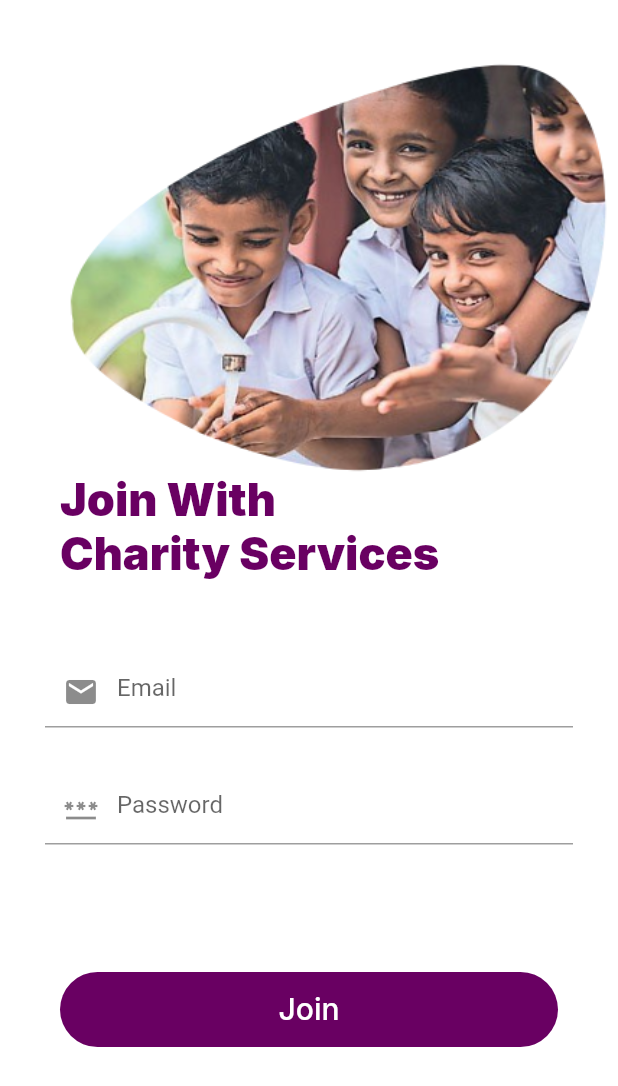
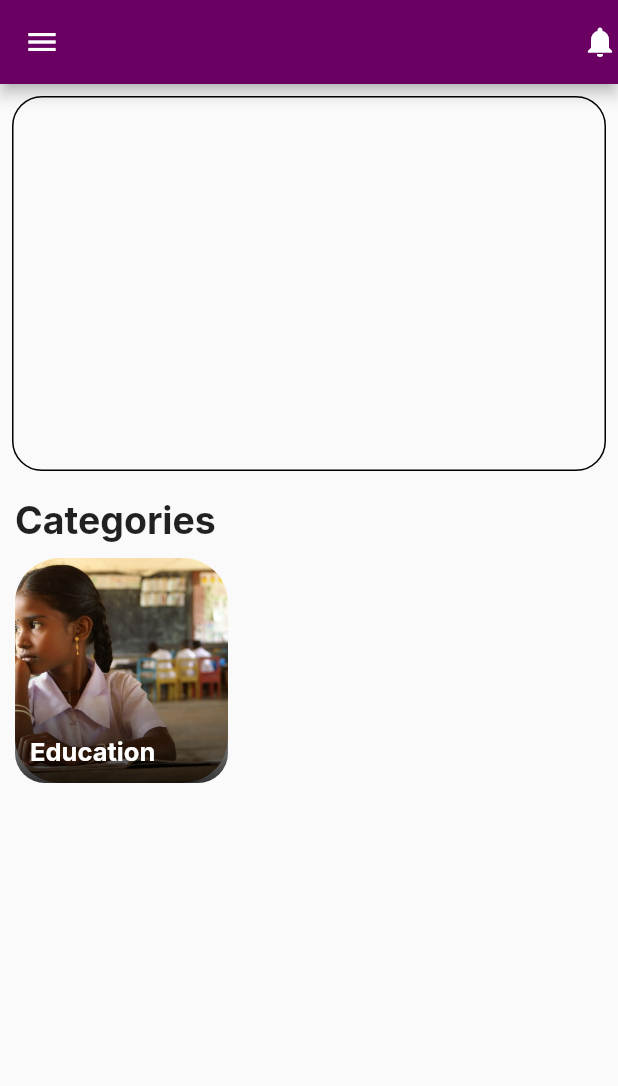
Before and after one commit to dilshanbeligala/Charity-App, a Flutter app: the SignIn screen opened directly, after a tap on "Join", on a phone screen of 412 x 824 dp. Shown: the top 1086 px of the screen. Run offline on Flutter 3.47's test engine with Material 2 defaults, Android fonts, the phone set to English and light mode, and no system bars; our stand-ins replace google_fonts.

Commit message:
home page stucture

```diff
--- a/lib/screens/get_started.dart
+++ b/lib/screens/get_started.dart
@@ -30,7 +30,7 @@ class GetStarted extends StatelessWidget {
                 ),
                 Text('"Everyone\nCan be Great\nbecause\neveryone can Serve"',
                     style: GoogleFonts.inter(
-                        fontSize: 30,
+                        fontSize: 33,
                         color: Colors.white,
                         fontWeight: FontWeight.bold)),
                 SizedBox(
--- /dev/null
+++ b/lib/screens/home_page.dart
@@ -0,0 +1,98 @@
+import 'package:flutter/material.dart';
+import 'package:google_fonts/google_fonts.dart';
+
+class HomePage extends StatelessWidget {
+  const HomePage({super.key});
+
+  @override
+  Widget build(BuildContext context) {
+    return Scaffold(
+      appBar: AppBar(
+        backgroundColor: Color.fromARGB(255, 105, 0, 98),
+        leading: Icon(Icons.menu),
+        actions: [Icon(Icons.notifications)],
+      ),
+      body: Column(
+        children: [
+          Padding(
+            padding: const EdgeInsets.all(8.0),
+            child: Container(
+              decoration: BoxDecoration(
+                  borderRadius: BorderRadius.circular(20),
+                  border: Border.all(width: 1)),
+              height: 250,
+            ),
+          ),
+          SizedBox(
+            height: 10,
+          ),
+          Padding(
+            padding: const EdgeInsets.only(left: 10),
+            child: Container(
+              child: Row(
+                mainAxisAlignment: MainAxisAlignment.start,
+                children: [
+                  Text(
+                    "Categories",
+                    style: GoogleFonts.inter(
+                        fontSize: 25, fontWeight: FontWeight.bold),
+                  )
+                ],
+              ),
+            ),
+          ),
+          SizedBox(
+            height: 10,
+          ),
+          Padding(
+            padding: const EdgeInsets.only(left: 10),
+            child: Container(
+              height: 150,
+              child: ListView(
+                scrollDirection: Axis.horizontal,
+                children: <Widget>[
+                  makeCategory(
+                      Image: 'assets/images/edu.jpg', title: 'Education'),
+                  // makeCategory(
+                  //     Image: 'images/clothes.jpg', title: 'Clothes'),
+                  // makeCategory(
+                  //     Image: 'images/perfume.jpg', title: 'Perfume'),
+                  // makeCategory(Image: 'images/glass.jpg', title: 'Glass'),
+                ],
+              ),
+            ),
+          )
+        ],
+      ),
+    );
+  }
+}
+
+Widget makeCategory({Image, title}) {
+  return AspectRatio(
+    aspectRatio: 2.7 / 2.5,
+    child: Container(
+      margin: EdgeInsets.only(right: 20),
+      decoration: BoxDecoration(
+          borderRadius: BorderRadius.circular(30),
+          image: DecorationImage(image: AssetImage(Image), fit: BoxFit.cover)),
+      child: Container(
+        padding: EdgeInsets.all(10),
+        decoration: BoxDecoration(
+            borderRadius: BorderRadius.circular(20),
+            gradient: LinearGradient(begin: Alignment.bottomRight, colors: [
+              Colors.black.withOpacity(.8),
+              Colors.black.withOpacity(.0)
+            ])),
+        child: Align(
+          alignment: Alignment.bottomLeft,
+          child: Text(
+            title,
+            style: GoogleFonts.inter(
+                fontSize: 17, fontWeight: FontWeight.bold, color: Colors.white),
+          ),
+        ),
+      ),
+    ),
+  );
+}
--- a/lib/screens/sign_in.dart
+++ b/lib/screens/sign_in.dart
@@ -1,3 +1,4 @@
+import 'package:charity_app/screens/home_page.dart';
 import 'package:flutter/material.dart';
 import 'package:google_fonts/google_fonts.dart';
 
@@ -7,6 +8,7 @@ class SignIn extends StatelessWidget {
   @override
   Widget build(BuildContext context) {
     return Scaffold(
+      resizeToAvoidBottomInset: false,
       body: Container(
         decoration: BoxDecoration(
             image: DecorationImage(
@@ -24,7 +26,7 @@ class SignIn extends StatelessWidget {
                   padding: EdgeInsets.only(left: 40, top: 15),
                   alignment: Alignment.topLeft,
                   child: Text(
-                    "Join With\nCharity Services",
+                    "Join With\n   Charity Services",
                     style: GoogleFonts.inter(
                       fontSize: 30,
                       fontWeight: FontWeight.w900,
@@ -79,8 +81,8 @@ class SignIn extends StatelessWidget {
                     child: Center(
                       child: InkWell(
                         onTap: () {
-                          // Navigator.push(context,
-                          //     MaterialPageRoute(builder: (_) => SignIn()));
+                          Navigator.push(context,
+                              MaterialPageRoute(builder: (_) => HomePage()));
                         },
                         child: Text(
                           "Join",
--- a/pubspec.yaml
+++ b/pubspec.yaml
@@ -64,6 +64,7 @@ flutter:
   assets:
     - assets/images/bg.png
     - assets/images/bg2.png
+    - assets/images/edu.jpg
   #   - images/a_dot_ham.jpeg
 
   # An image asset can refer to one or more resolution-specific "variants", see
```
Also changed, not shown: assets/images/edu.jpg (added).
